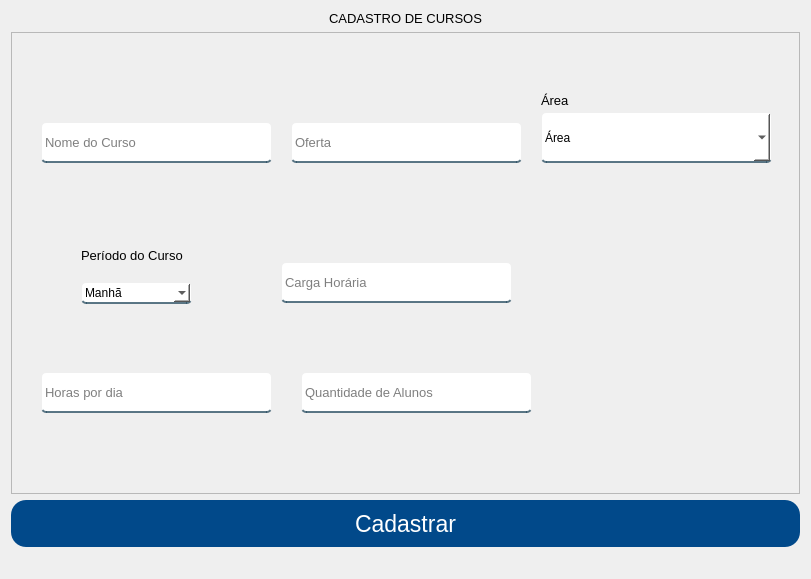
Senac-SOR-ADS/Mapa-de-Sala, file App/view/ui/cadastroCurso.ui: the form before one commit.
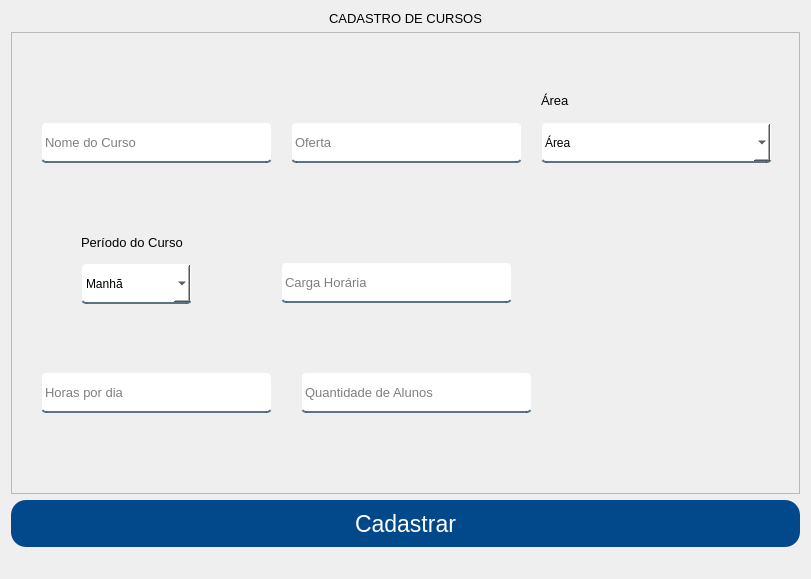
The form after the commit.

```diff
--- a/App/view/ui/cadastroCurso.ui
+++ b/App/view/ui/cadastroCurso.ui
@@ -100,7 +100,7 @@
       <property name="geometry">
        <rect>
         <x>70</x>
-        <y>213</y>
+        <y>200</y>
         <width>131</width>
         <height>20</height>
        </rect>
@@ -144,16 +144,16 @@
       <property name="geometry">
        <rect>
         <x>70</x>
-        <y>250</y>
+        <y>231</y>
         <width>111</width>
-        <height>22</height>
+        <height>41</height>
        </rect>
       </property>
       <property name="cursor">
        <cursorShape>PointingHandCursor</cursorShape>
       </property>
       <property name="editable">
-       <bool>true</bool>
+       <bool>false</bool>
       </property>
       <item>
        <property name="text">
@@ -274,9 +274,9 @@
       <property name="geometry">
        <rect>
         <x>530</x>
-        <y>80</y>
+        <y>90</y>
         <width>231</width>
-        <height>51</height>
+        <height>41</height>
        </rect>
       </property>
       <property name="font">
```
